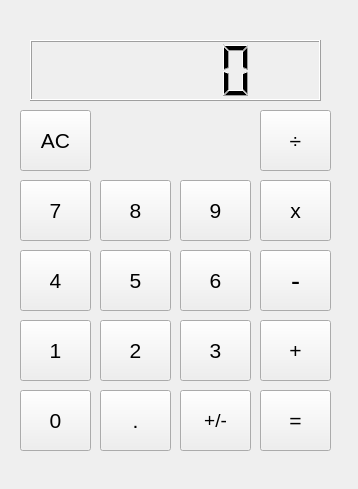
First picture: the form in UI/CalcMainWidget.ui, repository MacariusD/Calculator, before the edit.
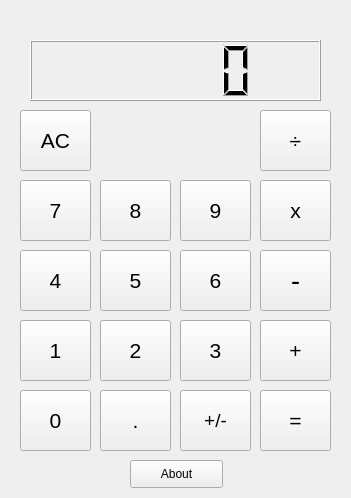
Second picture: the form after the edit.

```diff
--- a/UI/CalcMainWidget.ui
+++ b/UI/CalcMainWidget.ui
@@ -6,10 +6,22 @@
    <rect>
     <x>0</x>
     <y>0</y>
-    <width>358</width>
-    <height>489</height>
+    <width>351</width>
+    <height>498</height>
    </rect>
   </property>
+  <property name="minimumSize">
+   <size>
+    <width>351</width>
+    <height>498</height>
+   </size>
+  </property>
+  <property name="maximumSize">
+   <size>
+    <width>351</width>
+    <height>498</height>
+   </size>
+  </property>
   <property name="windowTitle">
    <string>Python Calulator</string>
   </property>
@@ -354,6 +366,22 @@
     <string>6</string>
    </property>
   </widget>
+  <widget class="QPushButton" name="button_about">
+   <property name="geometry">
+    <rect>
+     <x>130</x>
+     <y>460</y>
+     <width>93</width>
+     <height>28</height>
+    </rect>
+   </property>
+   <property name="text">
+    <string>About</string>
+   </property>
+   <property name="checkable">
+    <bool>false</bool>
+   </property>
+  </widget>
  </widget>
  <resources/>
  <connections/>
```
Left out of the diff: 42 changed lines with no effect on the pictures.
